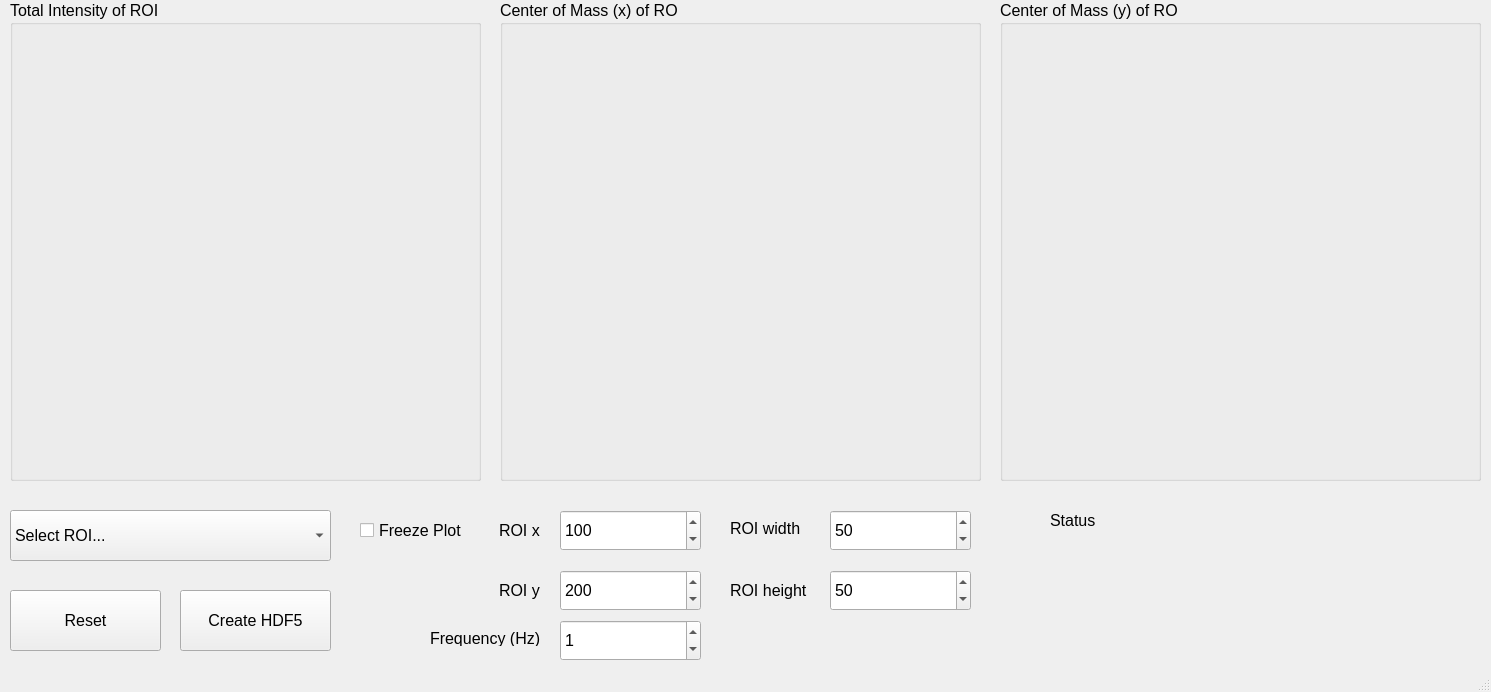
This is gui/analysis_window.ui in AdvancedPhotonSource/DashPVA as Qt 5 draws it before an edit. The edited form follows.
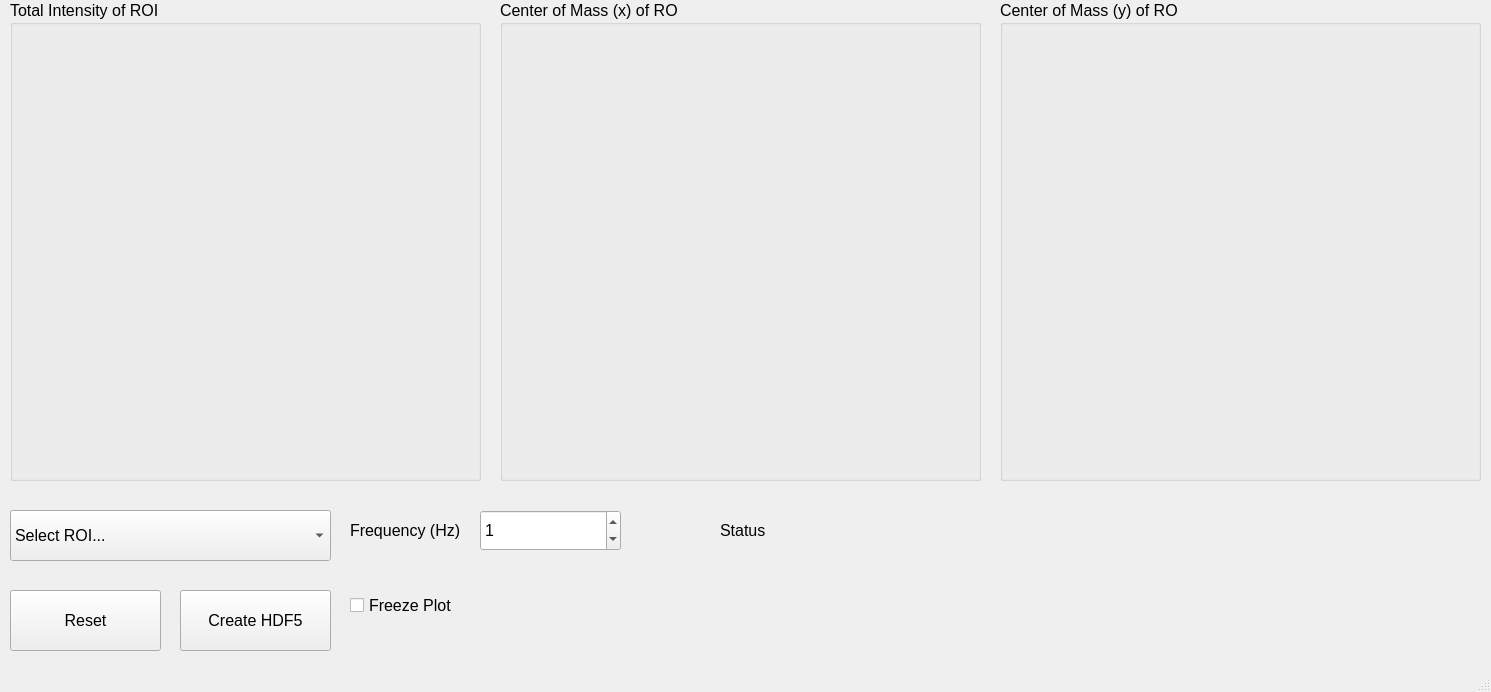
This is the edited form.

Commit message: analysis window now chooses and shows different widgets based on config file.

```diff
--- a/gui/analysis_window.ui
+++ b/gui/analysis_window.ui
@@ -119,63 +119,11 @@
      <string>Reset</string>
     </property>
    </widget>
-   <widget class="QLabel" name="label">
-    <property name="geometry">
-     <rect>
-      <x>499</x>
-      <y>520</y>
-      <width>61</width>
-      <height>21</height>
-     </rect>
-    </property>
-    <property name="text">
-     <string>ROI x</string>
-    </property>
-   </widget>
-   <widget class="QLabel" name="label_2">
-    <property name="geometry">
-     <rect>
-      <x>499</x>
-      <y>580</y>
-      <width>61</width>
-      <height>21</height>
-     </rect>
-    </property>
-    <property name="text">
-     <string>ROI y</string>
-    </property>
-   </widget>
-   <widget class="QLabel" name="label_3">
-    <property name="geometry">
-     <rect>
-      <x>730</x>
-      <y>520</y>
-      <width>81</width>
-      <height>16</height>
-     </rect>
-    </property>
-    <property name="text">
-     <string>ROI width</string>
-    </property>
-   </widget>
-   <widget class="QLabel" name="label_4">
-    <property name="geometry">
-     <rect>
-      <x>730</x>
-      <y>580</y>
-      <width>91</width>
-      <height>20</height>
-     </rect>
-    </property>
-    <property name="text">
-     <string>ROI height</string>
-    </property>
-   </widget>
    <widget class="QLabel" name="status_text">
     <property name="geometry">
      <rect>
-      <x>1050</x>
-      <y>500</y>
+      <x>720</x>
+      <y>510</y>
       <width>351</width>
       <height>41</height>
      </rect>
@@ -184,75 +132,11 @@
      <string>Status</string>
     </property>
    </widget>
-   <widget class="QSpinBox" name="roi_x">
-    <property name="geometry">
-     <rect>
-      <x>560</x>
-      <y>510</y>
-      <width>141</width>
-      <height>41</height>
-     </rect>
-    </property>
-    <property name="maximum">
-     <number>1000000000</number>
-    </property>
-    <property name="value">
-     <number>100</number>
-    </property>
-   </widget>
-   <widget class="QSpinBox" name="roi_y">
-    <property name="geometry">
-     <rect>
-      <x>560</x>
-      <y>570</y>
-      <width>141</width>
-      <height>41</height>
-     </rect>
-    </property>
-    <property name="maximum">
-     <number>1000000000</number>
-    </property>
-    <property name="value">
-     <number>200</number>
-    </property>
-   </widget>
-   <widget class="QSpinBox" name="roi_width">
-    <property name="geometry">
-     <rect>
-      <x>830</x>
-      <y>510</y>
-      <width>141</width>
-      <height>41</height>
-     </rect>
-    </property>
-    <property name="maximum">
-     <number>1000000000</number>
-    </property>
-    <property name="value">
-     <number>50</number>
-    </property>
-   </widget>
-   <widget class="QSpinBox" name="roi_height">
-    <property name="geometry">
-     <rect>
-      <x>830</x>
-      <y>570</y>
-      <width>141</width>
-      <height>41</height>
-     </rect>
-    </property>
-    <property name="maximum">
-     <number>1000000000</number>
-    </property>
-    <property name="value">
-     <number>50</number>
-    </property>
-   </widget>
    <widget class="QSpinBox" name="calc_freq">
     <property name="geometry">
      <rect>
-      <x>560</x>
-      <y>620</y>
+      <x>480</x>
+      <y>510</y>
       <width>141</width>
       <height>41</height>
      </rect>
@@ -267,10 +151,10 @@
    <widget class="QLabel" name="lbl_calculation_frequency">
     <property name="geometry">
      <rect>
-      <x>430</x>
-      <y>630</y>
+      <x>350</x>
+      <y>520</y>
       <width>121</width>
-      <height>16</height>
+      <height>21</height>
      </rect>
     </property>
     <property name="text">
@@ -293,10 +177,10 @@
    <widget class="QCheckBox" name="chk_freeze">
     <property name="geometry">
      <rect>
-      <x>360</x>
-      <y>520</y>
+      <x>350</x>
+      <y>590</y>
       <width>131</width>
-      <height>21</height>
+      <height>31</height>
      </rect>
     </property>
     <property name="text">
```
The commit also changes 4 other files.
